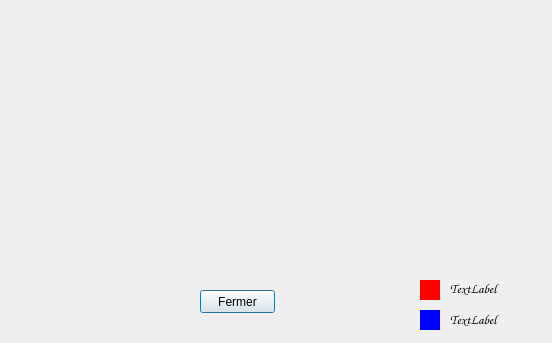
First picture: the form in gestion employés et congés/Atelier_Connexion/stati.ui, repository Asma-Mab/Smart_Pastry_2A23, before the edit.
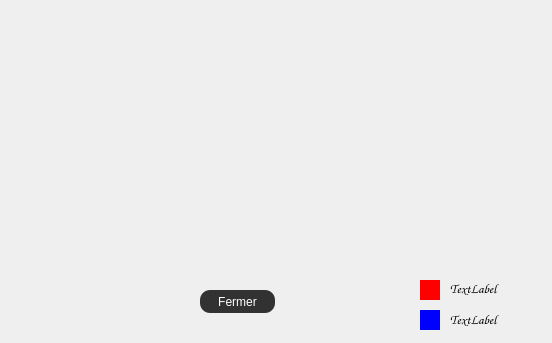
Second picture: the form after the edit.

```diff
--- a/gestion employés et congés/Atelier_Connexion/stati.ui
+++ b/gestion employés et congés/Atelier_Connexion/stati.ui
@@ -556,6 +556,23 @@
      <height>23</height>
     </rect>
    </property>
+   <property name="styleSheet">
+    <string notr="true">QPushButton{
+    color:white;
+	font: 75 10pt &quot;Source Code Pro&quot;;
+	font: 87 8pt &quot;Nexa Rust Sans Black 01&quot;;
+    background-color: rgb(51, 50, 50);
+background:  rgb(51, 50, 50);
+border-radius:10px;
+}
+QPushButton:hover
+{
+color:white;
+
+background:#b20837;
+border-radius:10px;
+}</string>
+   </property>
    <property name="text">
     <string>Fermer</string>
    </property>
```
Left out of the diff: 36 changed lines with no effect on the pictures.
